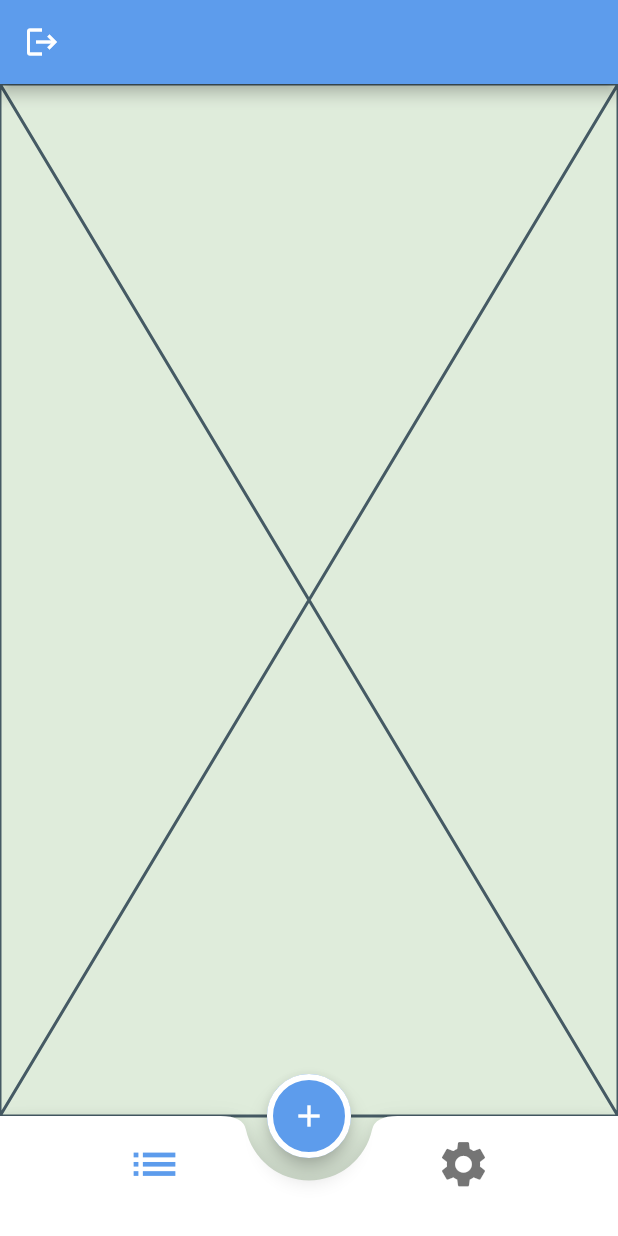
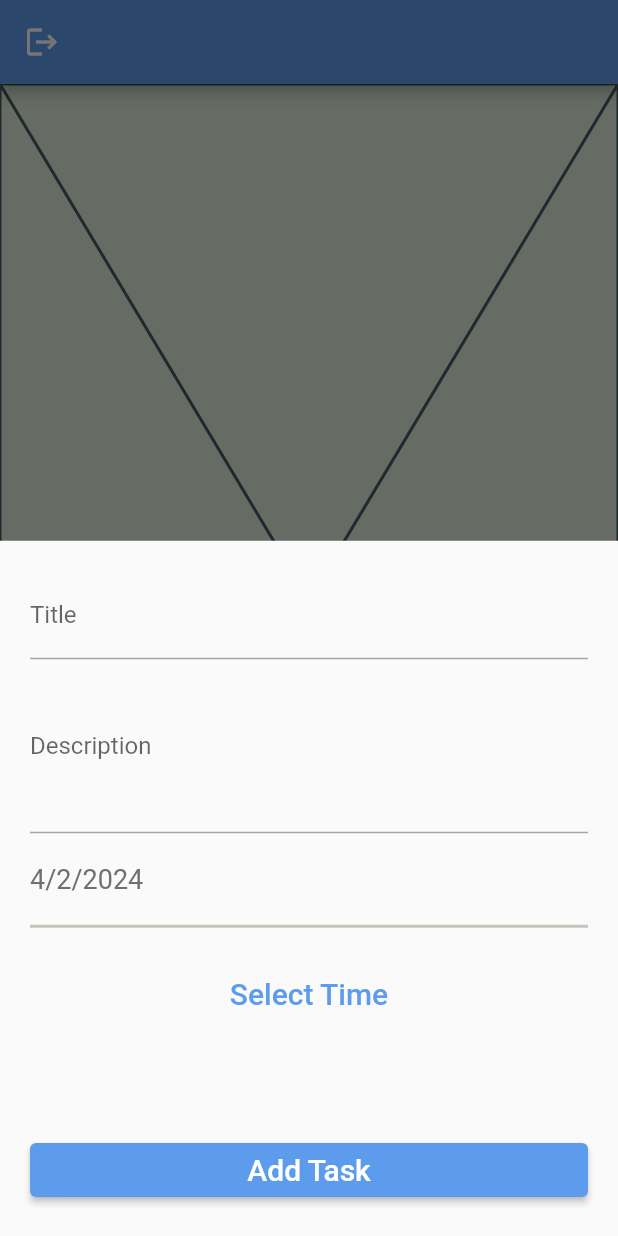
Before and after one commit to AmrElemam/todo, a Flutter app: the HomeScreen screen opened by its route, after a tap on the "add" icon, on a phone screen of 412 x 824 dp. Run offline on Flutter 3.47's test engine with Material 3 defaults, Android fonts, the phone set to English and light mode, and no system bars; our stand-ins replace cloud_firestore, firebase_auth, firebase_core; accounts and stored records are empty; generated files the repository leaves out were written again.

Commit message:
- Bottom Sheet For Adding a Task - Add BottomSheetProvider To Store Task Data

```diff
--- /dev/null
+++ b/lib/providers/BottomSheetProvider.dart
@@ -0,0 +1,24 @@
+// ignore_for_file: file_names
+
+import 'package:flutter/material.dart';
+
+class BottomSheetProvider extends ChangeNotifier {
+  String title = "";
+  String description = "";
+  DateTime? selecteddate = DateTime.now();
+
+  void updateTitle(String value) {
+    title = value;
+    notifyListeners();
+  }
+
+  void updateDescription(String value) {
+    description = value;
+    notifyListeners();
+  }
+
+  void updateDate(DateTime value) {
+    selecteddate = value;
+    notifyListeners();
+  }
+}
--- a/lib/ui/common/CustomTextFormField.dart
+++ b/lib/ui/common/CustomTextFormField.dart
@@ -10,18 +10,25 @@ class CustomTextFormField extends StatelessWidget {
   bool secure;
   validatorFun? validator;
   TextEditingController? controller;
+  int lines;
+  Function(String)? onChanged;
 
   CustomTextFormField(
       {super.key,
       required this.hint,
+      this.lines = 1,
       this.controller,
       this.keyboardType = TextInputType.text,
       this.secure = false,
-      this.validator});
+      this.validator,
+      this.onChanged});
 
   @override
   Widget build(BuildContext context) {
     return TextFormField(
+      onChanged: onChanged,
+      maxLines: lines,
+      minLines: lines,
       validator: validator,
       obscureText: secure,
       keyboardType: keyboardType,
--- a/lib/ui/home/HomeScreen.dart
+++ b/lib/ui/home/HomeScreen.dart
@@ -4,6 +4,7 @@ import 'package:flutter/material.dart';
 import 'package:provider/provider.dart';
 import 'package:todo/DialogsUtils.dart';
 import 'package:todo/providers/AuthProvider.dart';
+import 'package:todo/ui/home/MyBottomSheet.dart';
 import 'package:todo/ui/home/tabs/SettingsTab.dart';
 import 'package:todo/ui/home/tabs/TaskListTab.dart';
 import 'package:todo/ui/login/LoginScreen.dart';
@@ -29,7 +30,9 @@ class _HomeScreenState extends State<HomeScreen> {
     return Scaffold(
       floatingActionButtonLocation: FloatingActionButtonLocation.centerDocked,
       floatingActionButton: FloatingActionButton(
-        onPressed: () {},
+        onPressed: () {
+          openBottomSheet();
+        },
         child: const Icon(Icons.add),
       ),
       appBar: AppBar(
@@ -74,4 +77,13 @@ class _HomeScreenState extends State<HomeScreen> {
       negActionTitle: "no",
     );
   }
+
+  void openBottomSheet() {
+    showModalBottomSheet(
+      context: context,
+      builder: (context) {
+        return const MyBottomSheet();
+      },
+    );
+  }
 }
--- /dev/null
+++ b/lib/ui/home/MyBottomSheet.dart
@@ -0,0 +1,109 @@
+// ignore_for_file: must_be_immutable, file_names, non_constant_identifier_names, use_full_hex_values_for_flutter_colors
+
+import 'package:flutter/material.dart';
+import 'package:provider/provider.dart';
+import 'package:todo/providers/BottomSheetProvider.dart';
+import 'package:todo/ui/common/CustomTextFormField.dart';
+
+class MyBottomSheet extends StatefulWidget {
+  const MyBottomSheet({Key? key}) : super(key: key);
+
+  @override
+  State<MyBottomSheet> createState() => _MyBottomSheetState();
+}
+
+class _MyBottomSheetState extends State<MyBottomSheet> {
+  late TextEditingController titleController;
+  late TextEditingController descriptionController;
+  late DateTime? selectedDate;
+
+  @override
+  void initState() {
+    super.initState();
+    var provider = Provider.of<BottomSheetProvider>(context, listen: false);
+    titleController = TextEditingController(text: provider.title);
+    descriptionController = TextEditingController(text: provider.description);
+    selectedDate = provider.selecteddate;
+  }
+
+  @override
+  Widget build(BuildContext context) {
+    var provider = Provider.of<BottomSheetProvider>(context);
+
+    return Container(
+      padding: const EdgeInsets.all(20),
+      child: Column(
+        crossAxisAlignment: CrossAxisAlignment.stretch,
+        children: [
+          CustomTextFormField(
+            hint: "Title",
+            controller: titleController,
+            lines: 1,
+            onChanged: (value) {
+              provider.updateTitle(value);
+            },
+          ),
+          CustomTextFormField(
+            hint: "Description",
+            controller: descriptionController,
+            lines: 4,
+            onChanged: (value) {
+              provider.updateDescription(value);
+            },
+          ),
+          const SizedBox(
+            height: 20,
+          ),
+          Container(
+            padding: const EdgeInsets.only(bottom: 20),
+            decoration: const BoxDecoration(
+              border: Border(
+                bottom: BorderSide(width: 2, color: Color(0xFFa9a9a99c)),
+              ),
+            ),
+            child: Text(
+              "${selectedDate?.day}/${selectedDate?.month}/${selectedDate?.year}",
+              style: const TextStyle(color: Color(0xFF707070), fontSize: 18),
+            ),
+          ),
+          const SizedBox(
+            height: 20,
+          ),
+          TextButton(
+            onPressed: () {
+              showCalendar();
+            },
+            child: const Text(
+              "Select Time",
+              style: TextStyle(fontSize: 20),
+            ),
+          ),
+          const Spacer(),
+          ElevatedButton(
+            onPressed: () {},
+            child: const Text(
+              "Add Task",
+              style: TextStyle(fontSize: 20),
+            ),
+          ),
+        ],
+      ),
+    );
+  }
+
+  void showCalendar() async {
+    var provider = Provider.of<BottomSheetProvider>(context, listen: false);
+    DateTime? date = await showDatePicker(
+      context: context,
+      initialDate: selectedDate!,
+      firstDate: DateTime.now(),
+      lastDate: DateTime.now().add(const Duration(days: 365)),
+    );
+    if (date != null) {
+      setState(() {
+        provider.updateDate(date);
+        selectedDate = provider.selecteddate;
+      });
+    }
+  }
+}
```
Also changed, not shown: lib/main.dart (+10 -4 lines).
